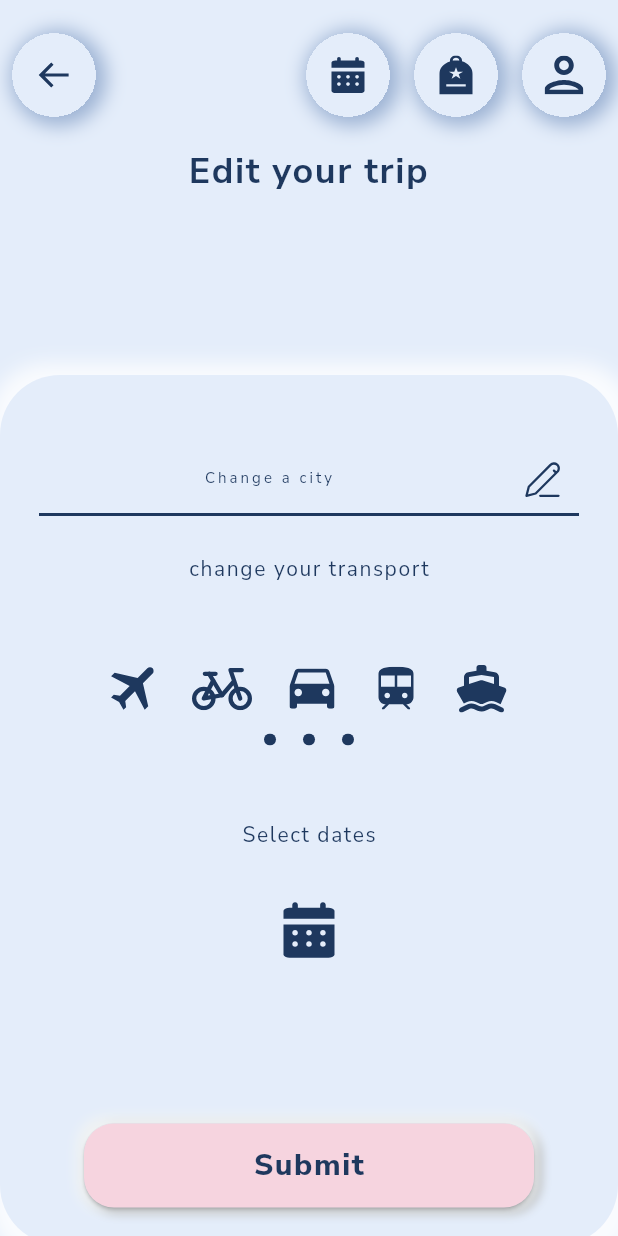
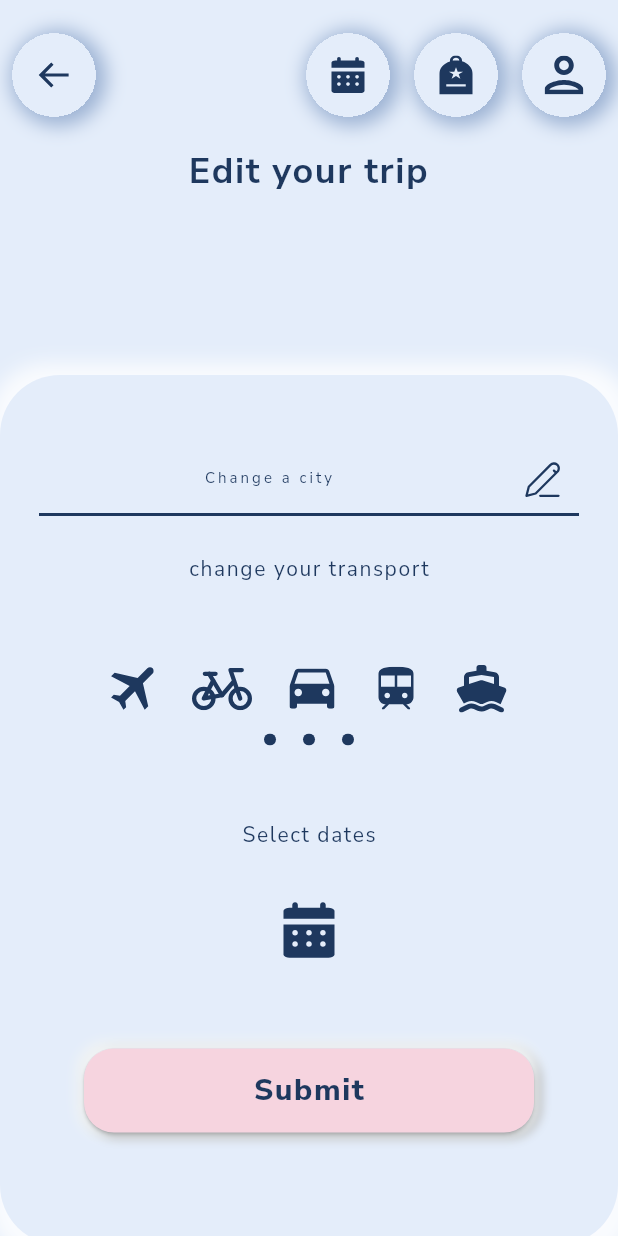
Before and after one commit to AleksandraSusel/TripTally, a Flutter app: the screen it shows after launch, on a phone screen of 412 x 824 dp. Run offline on Flutter 3.47's test engine with Material 3 defaults, Android fonts, the phone set to English and light mode, and no system bars; our stand-ins replace auto_route, dartz, dio, equatable, firebase_auth, firebase_core and 8 more; missing offline and left inert: country_flags; accounts and stored records are empty; generated files the repository leaves out were written again.

Commit message:
chore: After CR

```diff
--- a/lib/presentation/pages/edit_current_trip_page/edit_current_trip_page.dart
+++ b/lib/presentation/pages/edit_current_trip_page/edit_current_trip_page.dart
@@ -65,7 +65,6 @@ class EditCurrentTripPage extends StatelessWidget {
                       height: AppDimensions.d152,
                       child: DatePicker(),
                     ),
-                    const SizedBox(height: AppDimensions.d50),
                     CustomElevatedButton(
                       onPressed: () => context.router.push(const PlanExpensesRoute()),
                       text: context.tr.editCurrentTrip_submit,
```
Also changed, not shown: lib/presentation/utils/translation/generated/intl/messages_all.dart, lib/presentation/utils/translation/generated/intl/messages_en.dart, lib/presentation/utils/translation/generated/intl/messages_pl.dart, lib/presentation/utils/translation/generated/l10n.dart, 1 other file.
